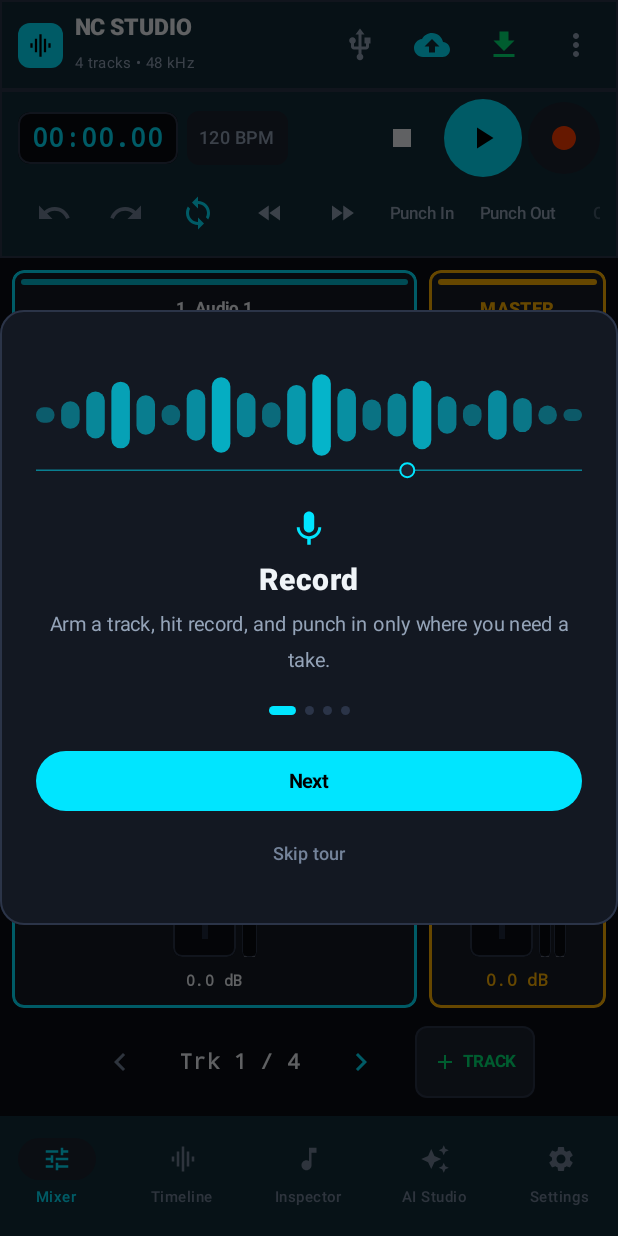
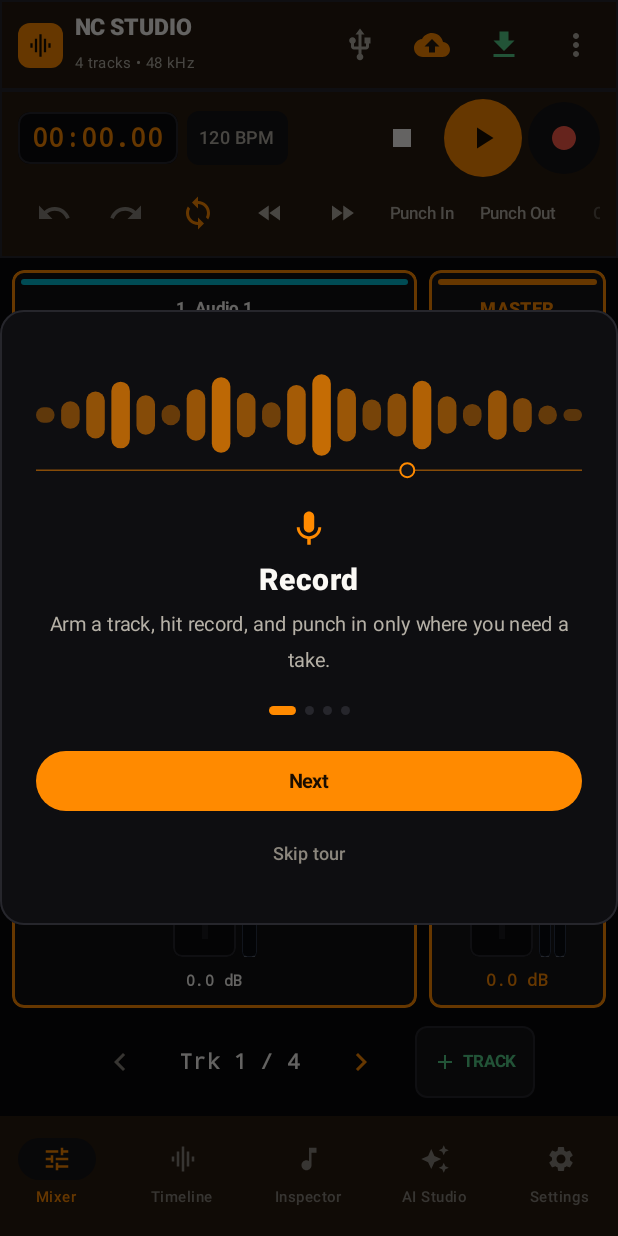
Before and after one commit to ncsound919/NC-Studio, an Android app built with Jetpack Compose: the screen it shows after launch (MainActivity), on a phone screen of 412 x 824 dp. Run offline under Robolectric (Android 15) with nearby library versions, the phone set to English and light mode, and no system bars; 1 statement that could not run was skipped.

Commit message:
Adopt Overlay UI Protocol v2 theme: amber accent, overlay surfaces, luminance states

```diff
--- a/app/src/main/java/com/ncstudio/daw/ui/AiMixingStudio.kt
+++ b/app/src/main/java/com/ncstudio/daw/ui/AiMixingStudio.kt
@@ -1087,7 +1087,7 @@ fun AiMixingStudio(
                                 modifier = Modifier
                                     .size(8.dp)
                                     .clip(RoundedCornerShape(Radius.sm))
-                                    .background(Color(trk?.colorHex ?: 0xFF00E5FF))
+                                    .background(Color(trk?.colorHex ?: 0xFF35D0D8))
                             )
                             Spacer(modifier = Modifier.width(6.dp))
                             Text(
--- a/app/src/main/java/com/ncstudio/daw/ui/UiPreviews.kt
+++ b/app/src/main/java/com/ncstudio/daw/ui/UiPreviews.kt
@@ -13,7 +13,7 @@ private val previewSession = ProjectSession(
         TrackData(
             index = index,
             name = listOf("Kick", "Snare", "Hi-Hats", "Vocal")[index],
-            colorHex = longArrayOf(0xFFFF5722, 0xFFFF9800, 0xFFFFEB3B, 0xFF00E5FF)[index],
+            colorHex = longArrayOf(0xFFFF5722, 0xFFFF9800, 0xFFFFEB3B, 0xFF35D0D8)[index],
             clips = listOf(
                 AudioClip(
                     name = "Take ${index + 1}",
--- a/app/src/main/java/com/ncstudio/daw/ui/theme/Color.kt
+++ b/app/src/main/java/com/ncstudio/daw/ui/theme/Color.kt
@@ -2,58 +2,60 @@ package com.ncstudio.daw.ui.theme
 
 import androidx.compose.ui.graphics.Color
 
-// Pro Studio Dark Audio Palette
-val StudioBackground = Color(0xFF0A0D14)
-val StudioSurface = Color(0xFF131822)
-val StudioCard = Color(0xFF1C2230)
-val StudioCardBorder = Color(0xFF2B3448)
+// Pro Studio Dark Audio Palette — Overlay UI Protocol v2 surfaces
+// (`shared/studio-ui/spec/studio-ui.v2.json`). Names are kept stable so
+// screens do not change; values follow the protocol token ladder.
+val StudioBackground = Color(0xFF08080A)
+val StudioSurface = Color(0xFF0E0E11)
+val StudioCard = Color(0xFF141417)
+val StudioCardBorder = Color(0xFF26262C)
 
-val NeonCyan = Color(0xFF00E5FF)
-val ElectricBlue = Color(0xFF00B0FF)
-val ElectricLime = Color(0xFF00E676)
-val StudioAmber = Color(0xFFFFB300)
-val ClipRed = Color(0xFFFF3D00)
-val StudioPurple = Color(0xFFD05CE3)
+val NeonCyan = Color(0xFFFF8A00) // protocol accent — amber; name kept for call-site stability
+val ElectricBlue = Color(0xFF35D0D8) // protocol mod cyan — modulation only
+val ElectricLime = Color(0xFF55D18B) // protocol ok green
+val StudioAmber = Color(0xFFFF8A00)
+val ClipRed = Color(0xFFFF5A4A)
+val StudioPurple = Color(0xFFB98CFF)
 
-// Overlay365 brand chrome (marketing-studio DESIGN-KIT + brand/tokens).
-// Meters and control states stay on the studio ramp above; headers and
-// primary CTAs may use BrandGold / BrandCyanElec for cross-app identity.
-val BrandMidnight = Color(0xFF05060A)
-val BrandGraphite = Color(0xFF0E1117)
-val BrandSlate = Color(0xFF141924)
-val BrandCyanElec = Color(0xFF22D3EE)
-val BrandGold = Color(0xFFF5C451)
-val BrandGoldSoft = Color(0xFFF7D983)
-val BrandSoftWhite = Color(0xFFF6F7F9)
+// Overlay365 brand chrome under the Overlay UI Protocol: near-black warm
+// shell, single amber accent. Meters and control states stay on the studio
+// ramp above; headers and primary CTAs may use BrandGold / BrandAccentHot.
+val BrandMidnight = Color(0xFF08080A)
+val BrandGraphite = Color(0xFF0E0E11)
+val BrandSlate = Color(0xFF141417)
+val BrandCyanElec = Color(0xFFFFC98A) // protocol accent-hot
+val BrandGold = Color(0xFFFF8A00)
+val BrandGoldSoft = Color(0xFFFFC98A)
+val BrandSoftWhite = Color(0xFFFBF9F5)
 
-val TextPrimary = Color(0xFFF0F4F8)
-val TextSecondary = Color(0xFF94A3B8)
-val TextMuted = Color(0xFF74839A) // ≥4.5:1 against StudioBackground
+val TextPrimary = Color(0xFFFBF9F5)
+val TextSecondary = Color(0xFFB5B0A6)
+val TextMuted = Color(0xFF8B867D) // ≥4.5:1 against StudioBackground
 
-val MeterGreen = Color(0xFF00E676)
-val MeterYellow = Color(0xFFFFEA00)
-val MeterRed = Color(0xFFFF1744)
+val MeterGreen = Color(0xFF55D18B)
+val MeterYellow = Color(0xFFFF8A00)
+val MeterRed = Color(0xFFFF5A4A)
 
-val FaderTrack = Color(0xFF0F141E)
-val FaderThumb = Color(0xFFCBD5E1)
+val FaderTrack = Color(0xFF0A0A0C)
+val FaderThumb = Color(0xFFF1EEE7)
 
 // Semantic panel tokens: screens must not declare raw hex values.
-val PanelInset = Color(0xFF070A0F)
-val PanelMuted = Color(0xFF0F1522)
-val PanelDeep = Color(0xFF0F1420)
-val TrackLaneBase = Color(0xFF090C12)
-val TrackLaneSelected = Color(0xFF141A26)
-val TrackHeader = Color(0xFF0F141E)
-val GridMajor = Color(0xFF2D3748)
-val GridMinor = Color(0xFF171E2D)
-val RulerTick = Color(0xFF475569)
-val MasterStrip = Color(0xFF161B26)
-val SurfaceRaised = Color(0xFF1E293B)
-val SurfaceSunken = Color(0xFF090D14)
+val PanelInset = Color(0xFF0A0A0C)
+val PanelMuted = Color(0xFF101014)
+val PanelDeep = Color(0xFF101014)
+val TrackLaneBase = Color(0xFF08080A)
+val TrackLaneSelected = Color(0xFF141417)
+val TrackHeader = Color(0xFF0E0E11)
+val GridMajor = Color(0xFF26262C)
+val GridMinor = Color(0xFF1B1B20)
+val RulerTick = Color(0xFF63605A)
+val MasterStrip = Color(0xFF141417)
+val SurfaceRaised = Color(0xFF1A1A1F)
+val SurfaceSunken = Color(0xFF0A0A0C)
 
 // Neutral roles that screens must not declare themselves: text/icons on the
 // bright accent buttons, white overlay glyphs, and scrims.
-val OnAccent = Color.Black
-val OverlayWhite = Color.White
+val OnAccent = Color(0xFF1A0D00)
+val OverlayWhite = Color(0xFFFBF9F5)
 val Scrim = Color.Black
 val Transparent = Color.Transparent
```
